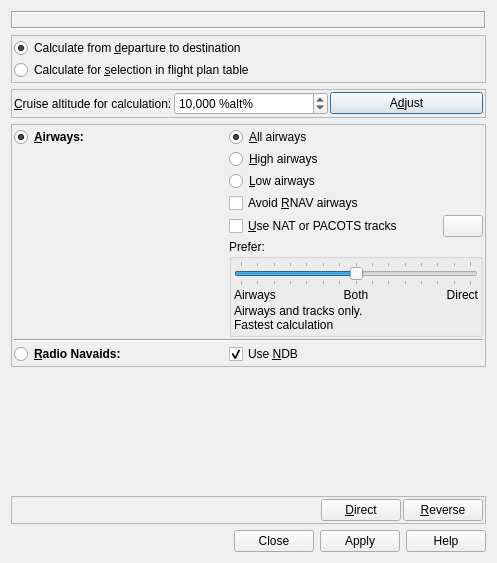
First picture: the form in src/route/routecalcdialog.ui, repository albar965/littlenavmap, before the edit.
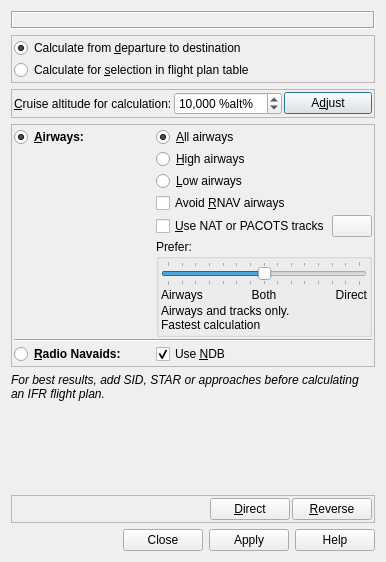
Second picture: the form after the edit. Icons and pictures are not drawn.

Commit message: Added hint to add procedures before calculating route

The edit to the form file:
```diff
--- a/src/route/routecalcdialog.ui
+++ b/src/route/routecalcdialog.ui
@@ -6,8 +6,8 @@
    <rect>
     <x>0</x>
     <y>0</y>
-    <width>497</width>
-    <height>563</height>
+    <width>386</width>
+    <height>562</height>
    </rect>
   </property>
   <property name="windowTitle">
@@ -490,6 +490,22 @@
      </layout>
     </widget>
    </item>
+   <item>
+    <widget class="QLabel" name="labelOptionsProceduresHint">
+     <property name="text">
+      <string>&lt;html&gt;&lt;head/&gt;&lt;body&gt;&lt;p&gt;&lt;img src=&quot;:/littlenavmap/resources/icons/bulb.svg&quot;/&gt;&lt;span style=&quot; font-style:italic;&quot;&gt;For best results, add SID, STAR or approaches before calculating an IFR flight plan.&lt;/span&gt;&lt;/p&gt;&lt;/body&gt;&lt;/html&gt;</string>
+     </property>
+     <property name="wordWrap">
+      <bool>true</bool>
+     </property>
+     <property name="margin">
+      <number>10</number>
+     </property>
+     <property name="textInteractionFlags">
+      <set>Qt::LinksAccessibleByMouse|Qt::TextSelectableByMouse</set>
+     </property>
+    </widget>
+   </item>
    <item>
     <spacer name="verticalSpacer">
      <property name="orientation">
```
The commit also changes 7 other files.
